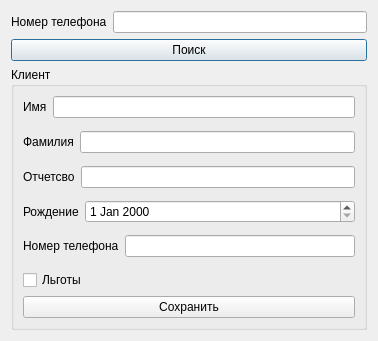
Above: updateclient.ui from FoFo-Admin/bankSys before the change. Below: the same form after it.
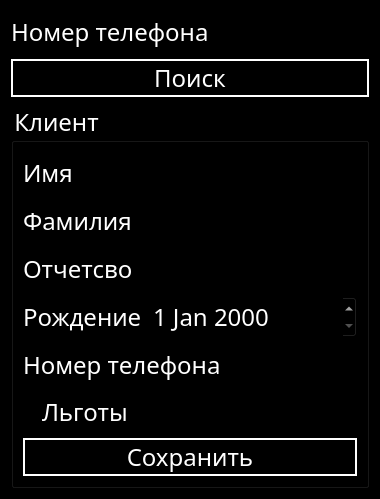
That is the form after the change.

```diff
--- a/updateclient.ui
+++ b/updateclient.ui
@@ -6,13 +6,19 @@
    <rect>
     <x>0</x>
     <y>0</y>
-    <width>378</width>
-    <height>341</height>
+    <width>380</width>
+    <height>453</height>
    </rect>
   </property>
   <property name="windowTitle">
    <string>Dialog</string>
   </property>
+  <property name="styleSheet">
+   <string notr="true">color:white;
+background:black;
+font-family: Lobster;
+font-size:24px;</string>
+  </property>
   <layout class="QGridLayout" name="gridLayout_2">
    <item row="0" column="0">
     <layout class="QGridLayout" name="gridLayout_4">
@@ -30,6 +36,9 @@
    </item>
    <item row="1" column="0">
     <widget class="QPushButton" name="pushButton_2">
+     <property name="styleSheet">
+      <string notr="true">border: 2px solid white;</string>
+     </property>
      <property name="text">
       <string>Поиск</string>
      </property>
@@ -120,6 +129,9 @@
       </item>
       <item row="6" column="0">
        <widget class="QPushButton" name="pushButton">
+        <property name="styleSheet">
+         <string notr="true">border: 2px solid white;</string>
+        </property>
         <property name="text">
          <string>Сохранить</string>
         </property>
```
